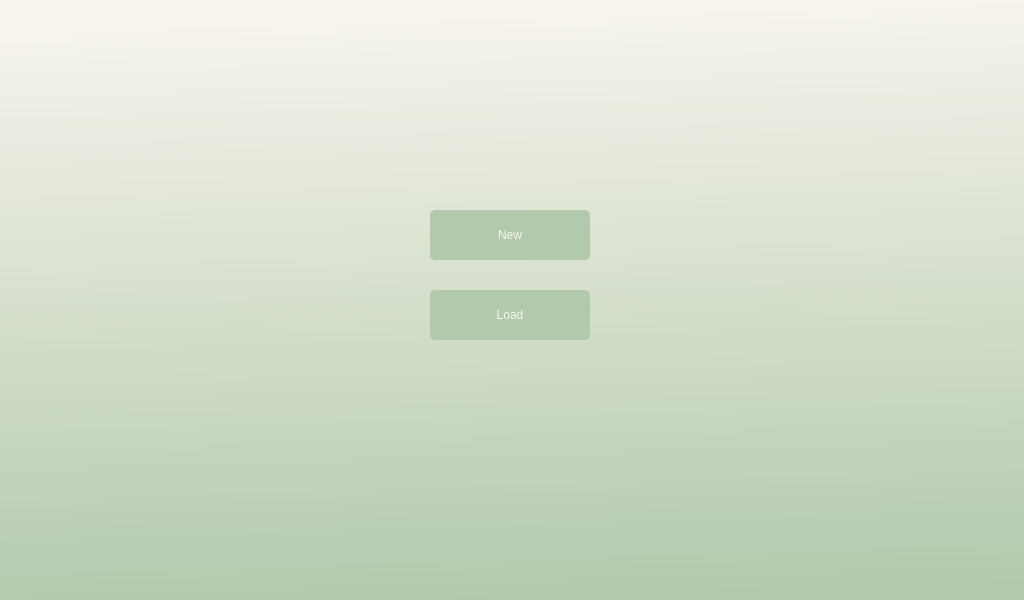
Old version of the form HW/RP1/LCD/entryUI.ui in the repository cloudsea1106/PJT_PLANTinum.
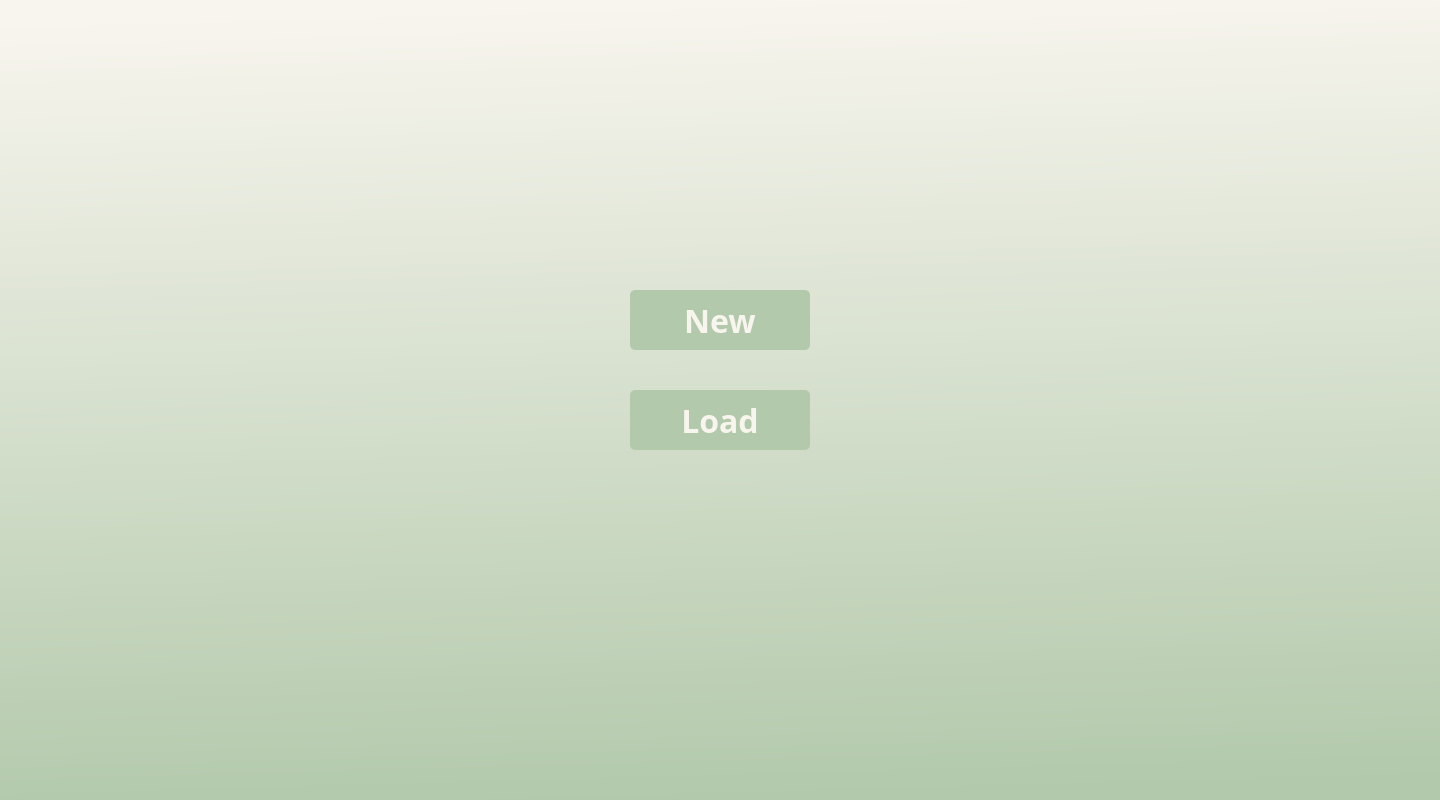
New version of the form. Icons and pictures are not drawn.

```diff
--- a/HW/RP1/LCD/entryUI.ui
+++ b/HW/RP1/LCD/entryUI.ui
@@ -6,8 +6,8 @@
    <rect>
     <x>0</x>
     <y>0</y>
-    <width>1024</width>
-    <height>600</height>
+    <width>1440</width>
+    <height>800</height>
    </rect>
   </property>
   <property name="windowTitle">
@@ -19,12 +19,20 @@
   <widget class="QPushButton" name="new_button">
    <property name="geometry">
     <rect>
-     <x>430</x>
-     <y>210</y>
-     <width>160</width>
-     <height>50</height>
+     <x>630</x>
+     <y>290</y>
+     <width>180</width>
+     <height>60</height>
     </rect>
    </property>
+   <property name="font">
+    <font>
+     <family>맑은 고딕</family>
+     <pointsize>24</pointsize>
+     <italic>false</italic>
+     <bold>true</bold>
+    </font>
+   </property>
    <property name="styleSheet">
     <string notr="true">background-color: rgb(178, 201, 171);
 color: rgb(248, 245, 238);
@@ -38,12 +46,20 @@
   <widget class="QPushButton" name="old_button">
    <property name="geometry">
     <rect>
-     <x>430</x>
-     <y>290</y>
-     <width>160</width>
-     <height>50</height>
+     <x>630</x>
+     <y>390</y>
+     <width>180</width>
+     <height>60</height>
     </rect>
    </property>
+   <property name="font">
+    <font>
+     <family>맑은 고딕</family>
+     <pointsize>24</pointsize>
+     <italic>false</italic>
+     <bold>true</bold>
+    </font>
+   </property>
    <property name="styleSheet">
     <string notr="true">background-color: rgb(178, 201, 171);
 color: rgb(248, 245, 238);
@@ -59,8 +75,8 @@
     <rect>
      <x>0</x>
      <y>0</y>
-     <width>1024</width>
-     <height>600</height>
+     <width>1440</width>
+     <height>800</height>
     </rect>
    </property>
    <property name="styleSheet">
```
Left out of the diff: 6 changed lines with no effect on the pictures.
